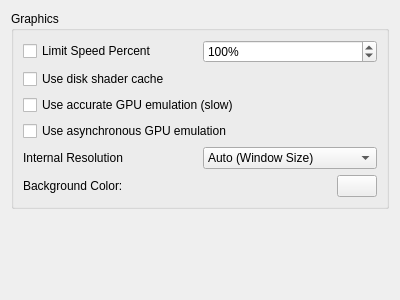
Old version of the form src/yuzu/configuration/configure_graphics.ui in the repository yuzu-emu/yuzu-canary.
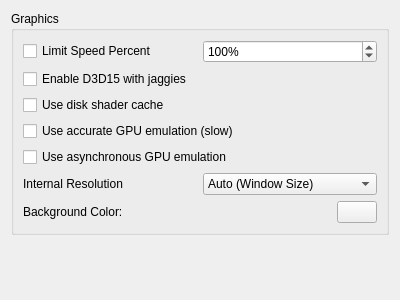
New version of the form.

The edit to the form file:
```diff
--- a/src/yuzu/configuration/configure_graphics.ui
+++ b/src/yuzu/configuration/configure_graphics.ui
@@ -49,6 +49,13 @@
           </item>
          </layout>
         </item>
+        <item>
+         <widget class="QCheckBox" name="d3d15">
+          <property name="text">
+           <string>Enable D3D15 with jaggies</string>
+          </property>
+         </widget>
+        </item>
         <item>
          <widget class="QCheckBox" name="use_disk_shader_cache">
           <property name="text">
```
